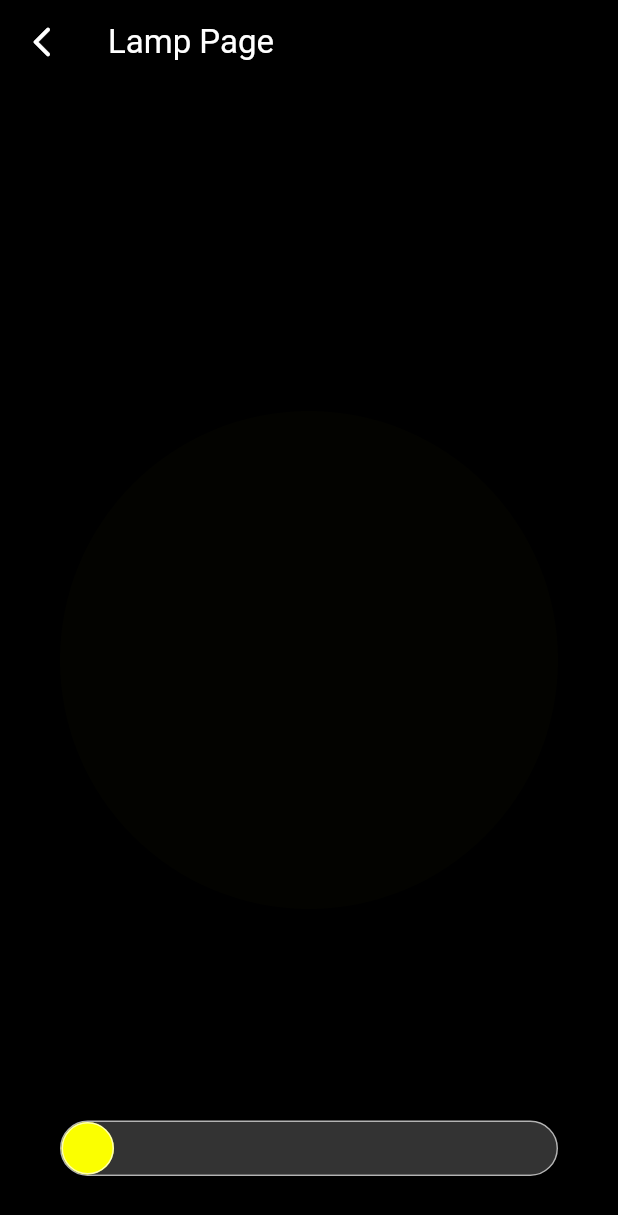
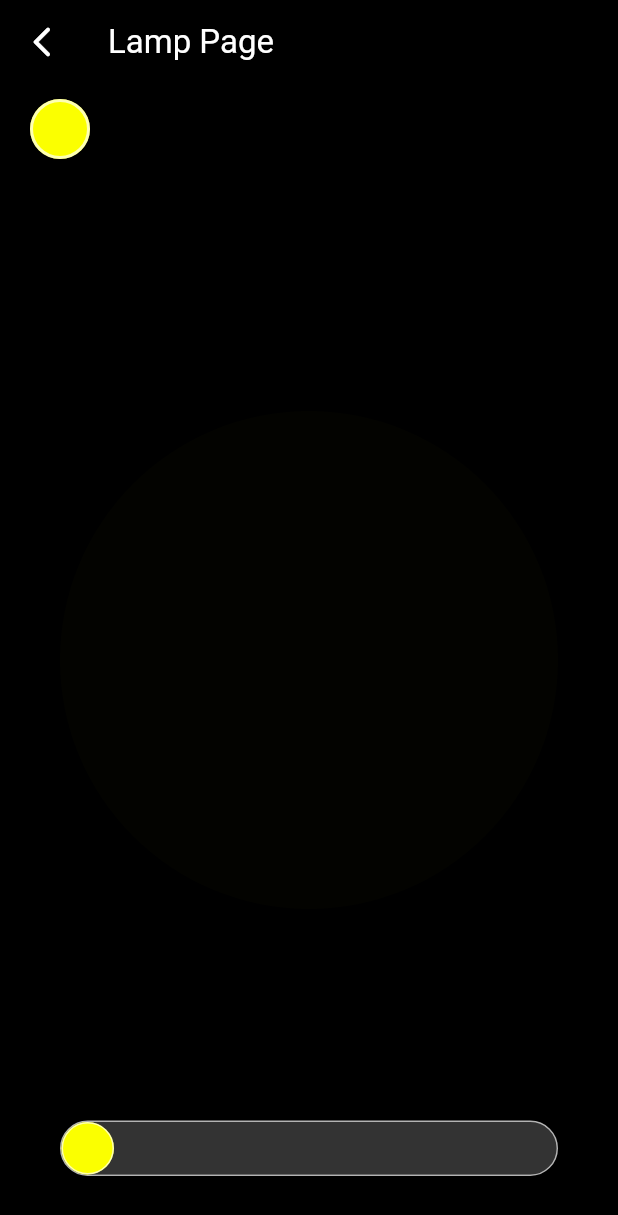
Before and after one commit to jesuspedge/ui_demo_app, a Flutter app: the LampPage screen opened directly, on a phone screen of 412 x 824 dp. Shown: the top 1215 px of the screen. Run offline on Flutter 3.47's test engine with Material 3 defaults, Android fonts, the phone set to English and light mode, and no system bars; our stand-ins replace equatable, flutter_bloc; missing offline and left inert: dart:html, flutter_material_color_picker.

Commit message:
adding color selector

```diff
--- a/lib/pages/all_pages/03_lamp/lamp_page.dart
+++ b/lib/pages/all_pages/03_lamp/lamp_page.dart
@@ -3,6 +3,7 @@ import 'dart:ui';
 import 'package:flutter/material.dart';
 
 import 'package:flutter_bloc/flutter_bloc.dart';
+import 'package:flutter_material_color_picker/flutter_material_color_picker.dart';
 
 import 'package:ui_demos/app/app.dart';
 import 'package:ui_demos/home_mobile/home_mobile.dart';
@@ -69,6 +70,44 @@ class _LampPageState extends State<LampPage> {
                 ],
               ),
               Positioned(
+                top: 10,
+                left: 20,
+                child: GestureDetector(
+                  onTap: () {
+                    showAdaptiveDialog(
+                        context: context,
+                        builder: (context) {
+                          return AlertDialog.adaptive(
+                            backgroundColor: Colors.white.withOpacity(0.5),
+                            shadowColor: Colors.transparent,
+                            surfaceTintColor: Colors.transparent,
+                            title: const Text(
+                              'Select a color',
+                              style: TextStyle(color: Colors.black),
+                            ),
+                            content: MaterialColorPicker(
+                              onColorChange: (value) =>
+                                  setState(() => selectedColor = value),
+                              selectedColor: selectedColor,
+                              allowShades: true,
+                              alignment: WrapAlignment.center,
+                            ),
+                          );
+                        });
+                  },
+                  child: Container(
+                    height: 40,
+                    width: 40,
+                    decoration: BoxDecoration(
+                      shape: BoxShape.circle,
+                      color: selectedColor,
+                      border: Border.all(
+                          color: Colors.white.withOpacity(0.7), width: 2),
+                    ),
+                  ),
+                ),
+              ),
+              Positioned(
                 child: Container(
                   margin: const EdgeInsets.all(40),
                   decoration: BoxDecoration(
--- a/pubspec.yaml
+++ b/pubspec.yaml
@@ -15,6 +15,7 @@ dependencies:
 
   equatable: ^2.0.5
   flutter_bloc: ^8.1.3
+  flutter_material_color_picker: ^1.2.0
   cupertino_icons: ^1.0.2
 
 dev_dependencies:
```
Also changed, not shown: pubspec.lock.
